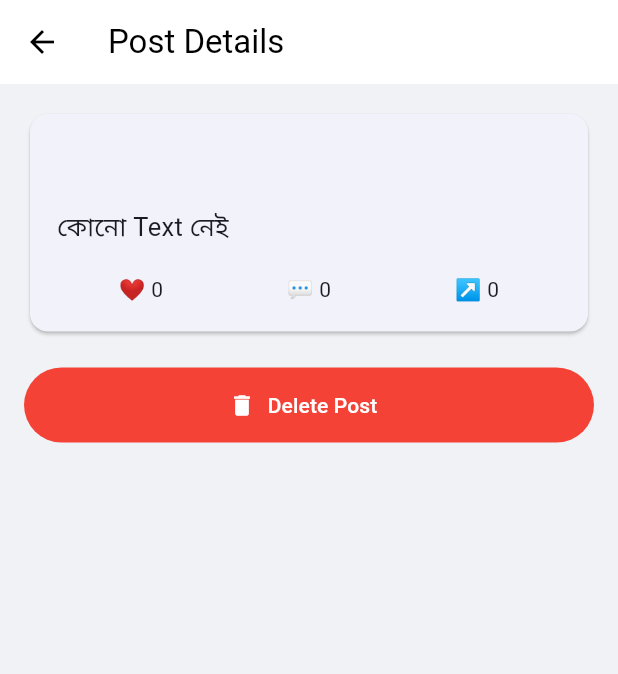
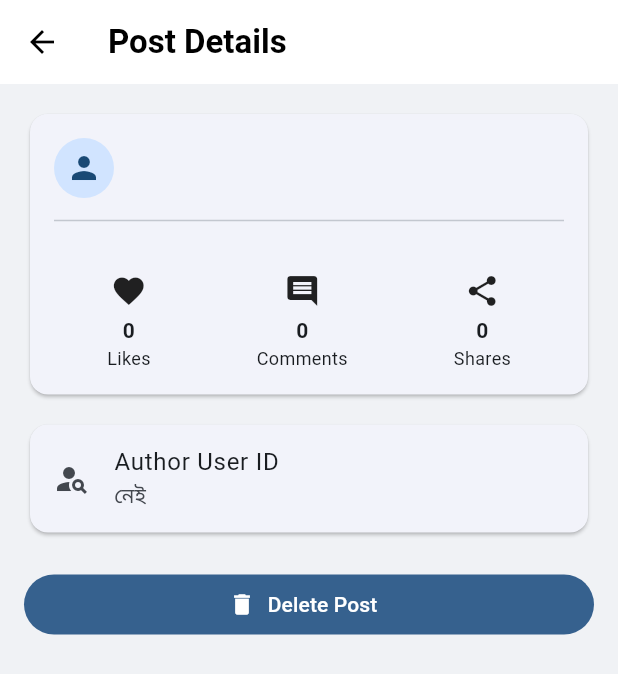
Before and after one commit to bondhu-app/bondhu_social, a Flutter app: the PostDetailsScreen screen opened directly with empty values, on a phone screen of 412 x 824 dp. Shown: the top 674 px of the screen. Run offline on Flutter 3.47's test engine with Material 3 defaults, Android fonts, the phone set to English and light mode, and no system bars; our stand-ins replace cloud_firestore, firebase_auth, firebase_core; accounts and stored records are empty.

Commit message:
Update post_details_screen.dart

```diff
--- a/lib/screens/admin/post_details_screen.dart
+++ b/lib/screens/admin/post_details_screen.dart
@@ -13,7 +13,12 @@ class PostDetailsScreen extends StatelessWidget {
   Widget build(BuildContext context) {
     return Scaffold(
       appBar: AppBar(
-        title: const Text('Post Details'),
+        title: const Text(
+          'Post Details',
+          style: TextStyle(
+            fontWeight: FontWeight.bold,
+          ),
+        ),
       ),
       body: StreamBuilder<
           DocumentSnapshot<Map<String, dynamic>>>(
@@ -29,22 +34,37 @@ class PostDetailsScreen extends StatelessWidget {
             );
           }
 
+          if (snapshot.hasError) {
+            return Center(
+              child: Text(
+                'Post লোড করা যায়নি.\n${snapshot.error}',
+                textAlign: TextAlign.center,
+              ),
+            );
+          }
+
           if (!snapshot.hasData ||
               !snapshot.data!.exists) {
             return const Center(
-              child: Text('Post পাওয়া যায়নি।'),
+              child: Text(
+                'Post পাওয়া যায়নি।',
+              ),
             );
           }
 
           final data =
               snapshot.data!.data() ?? {};
 
-          final text =
-              data['text']?.toString() ?? '';
-
           final userName =
               data['userName']?.toString() ??
                   'বন্ধু';
+
+          final text =
+              data['text']?.toString() ??
+                  '';
+
+          final imageUrl =
+              data['imageUrl']?.toString();
 
           final likes =
               data['likeCount'] ?? 0;
@@ -55,44 +75,117 @@ class PostDetailsScreen extends StatelessWidget {
           final shares =
               data['shareCount'] ?? 0;
 
+          final userId =
+              data['userId']?.toString() ??
+                  '';
+
           return ListView(
             padding: const EdgeInsets.all(16),
             children: [
               Card(
                 child: Padding(
-                  padding: const EdgeInsets.all(18),
+                  padding:
+                      const EdgeInsets.all(16),
                   child: Column(
                     crossAxisAlignment:
                         CrossAxisAlignment.start,
                     children: [
+                      Row(
+                        children: [
+                          const CircleAvatar(
+                            child: Icon(
+                              Icons.person,
+                            ),
+                          ),
+                          const SizedBox(width: 10),
+                          Expanded(
+                            child: Text(
+                              userName,
+                              style:
+                                  const TextStyle(
+                                fontSize: 18,
+                                fontWeight:
+                                    FontWeight.bold,
+                              ),
+                            ),
+                          ),
+                        ],
+                      ),
+
+                      const Divider(
+                        height: 30,
+                      ),
+
+                      if (text.isNotEmpty)
                         Text(
-                        userName,
-                        style: const TextStyle(
-                          fontSize: 20,
-                          fontWeight: FontWeight.bold,
+                          text,
+                          style:
+                              const TextStyle(
+                            fontSize: 17,
+                            height: 1.5,
                           ),
                         ),
 
+                      if (imageUrl != null &&
+                          imageUrl.isNotEmpty) ...[
                         const SizedBox(height: 15),
-
-                      Text(
-                        text.isEmpty
-                            ? 'কোনো Text নেই'
-                            : text,
-                        style: const TextStyle(
-                          fontSize: 17,
+                        ClipRRect(
+                          borderRadius:
+                              BorderRadius.circular(
+                            12,
+                          ),
+                          child: Image.network(
+                            imageUrl,
+                            width:
+                                double.infinity,
+                            fit: BoxFit.cover,
+                            errorBuilder:
+                                (
+                              context,
+                              error,
+                              stackTrace,
+                            ) {
+                              return Container(
+                                height: 200,
+                                color: Colors
+                                    .grey
+                                    .shade200,
+                                alignment:
+                                    Alignment.center,
+                                child:
+                                    const Icon(
+                                  Icons
+                                      .broken_image,
+                                  size: 60,
+                                ),
+                              );
+                            },
                           ),
                         ),
+                      ],
 
                       const SizedBox(height: 20),
 
                       Row(
                         mainAxisAlignment:
-                            MainAxisAlignment.spaceAround,
+                            MainAxisAlignment
+                                .spaceAround,
                         children: [
-                          Text('❤️ $likes'),
-                          Text('💬 $comments'),
-                          Text('↗ $shares'),
+                          _count(
+                            Icons.favorite,
+                            'Likes',
+                            likes,
+                          ),
+                          _count(
+                            Icons.comment,
+                            'Comments',
+                            comments,
+                          ),
+                          _count(
+                            Icons.share,
+                            'Shares',
+                            shares,
+                          ),
                         ],
                       ),
                     ],
@@ -100,15 +193,113 @@ class PostDetailsScreen extends StatelessWidget {
                 ),
               ),
 
+              const SizedBox(height: 12),
+
+              Card(
+                child: ListTile(
+                  leading: const Icon(
+                    Icons.person_search,
+                  ),
+                  title: const Text(
+                    'Author User ID',
+                  ),
+                  subtitle: Text(
+                    userId.isEmpty
+                        ? 'নেই'
+                        : userId,
+                  ),
+                ),
+              ),
+
               const SizedBox(height: 20),
 
-              SizedBox(
-                height: 50,
-                child: FilledButton.icon(
-                  style: FilledButton.styleFrom(
-                    backgroundColor: Colors.red,
+              FilledButton.icon(
+                onPressed: () {
+                  _confirmDelete(
+                    context,
+                    postId,
+                  );
+                },
+                icon: const Icon(
+                  Icons.delete,
                 ),
-                  onPressed: () async {
+                label: const Text(
+                  'Delete Post',
+                ),
+              ),
+            ],
+          );
+        },
+      ),
+    );
+  }
+
+  Widget _count(
+    IconData icon,
+    String title,
+    dynamic value,
+  ) {
+    return Column(
+      children: [
+        Icon(icon),
+        const SizedBox(height: 4),
+        Text(
+          value.toString(),
+          style: const TextStyle(
+            fontWeight: FontWeight.bold,
+          ),
+        ),
+        Text(
+          title,
+          style: const TextStyle(
+            fontSize: 12,
+          ),
+        ),
+      ],
+    );
+  }
+
+  static Future<void> _confirmDelete(
+    BuildContext context,
+    String postId,
+  ) async {
+    final result =
+        await showDialog<bool>(
+      context: context,
+      builder: (dialogContext) {
+        return AlertDialog(
+          title: const Text(
+            'Delete Post?',
+          ),
+          content: const Text(
+            'এই Post স্থায়ীভাবে Delete করবেন?',
+          ),
+          actions: [
+            TextButton(
+              onPressed: () {
+                Navigator.pop(
+                  dialogContext,
+                  false,
+                );
+              },
+              child: const Text('Cancel'),
+            ),
+            FilledButton(
+              onPressed: () {
+                Navigator.pop(
+                  dialogContext,
+                  true,
+                );
+              },
+              child: const Text('Delete'),
+            ),
+          ],
+        );
+      },
+    );
+
+    if (result != true) return;
+
     await FirebaseFirestore.instance
         .collection('posts')
         .doc(postId)
@@ -117,18 +308,13 @@ class PostDetailsScreen extends StatelessWidget {
     if (!context.mounted) return;
 
     Navigator.pop(context);
-                  },
-                  icon: const Icon(
-                    Icons.delete,
+
+    ScaffoldMessenger.of(context)
+        .showSnackBar(
+      const SnackBar(
+        content: Text(
+          'Post Delete করা হয়েছে।',
         ),
-                  label: const Text(
-                    'Delete Post',
-                  ),
-                ),
-              ),
-            ],
-          );
-        },
       ),
     );
   }
```
Lines whose indentation alone changed are shown as unchanged.
